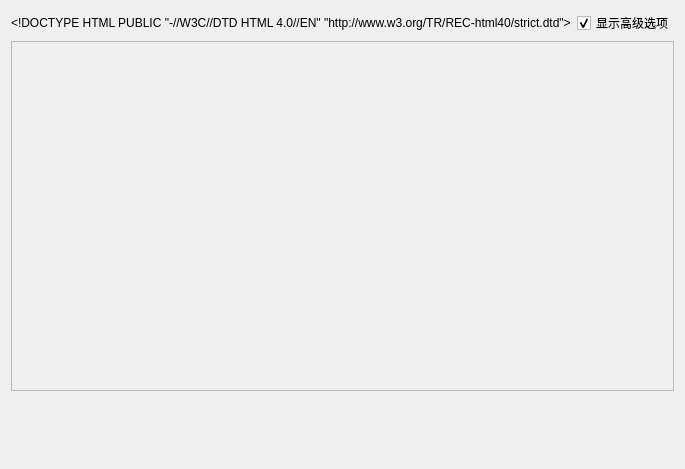
Before: the Qt Designer form miniSlicer/Slicer/Modules/Loadable/Units/Resources/UI/qSlicerUnitsSettingsPanel.ui in jiaqiwang969/Slicer, drawn with Qt 5.
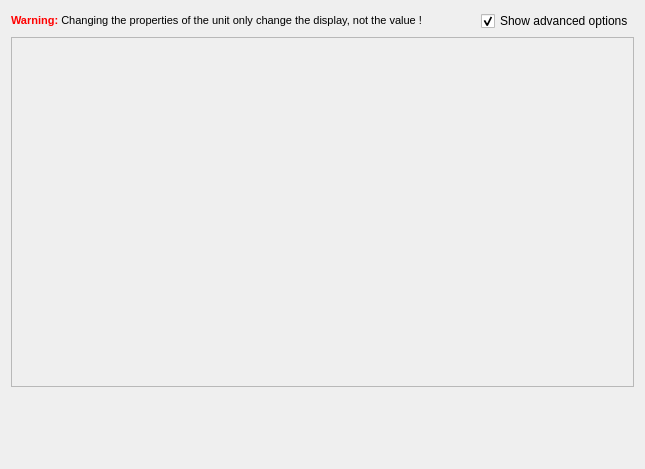
After: the same form once the commit is applied. Custom widgets are drawn as their Qt base class.

What changed in the file:
```diff
--- a/miniSlicer/Slicer/Modules/Loadable/Units/Resources/UI/qSlicerUnitsSettingsPanel.ui
+++ b/miniSlicer/Slicer/Modules/Loadable/Units/Resources/UI/qSlicerUnitsSettingsPanel.ui
@@ -22,7 +22,11 @@
       </sizepolicy>
      </property>
      <property name="text">
-      <string>&amp;lt;!DOCTYPE HTML PUBLIC "-//W3C//DTD HTML 4.0//EN" "http://www.w3.org/TR/REC-html40/strict.dtd"&amp;gt;</string>
+      <string>&lt;!DOCTYPE HTML PUBLIC &quot;-//W3C//DTD HTML 4.0//EN&quot; &quot;http://www.w3.org/TR/REC-html40/strict.dtd&quot;&gt;
+&lt;html&gt;&lt;head&gt;&lt;meta name=&quot;qrichtext&quot; content=&quot;1&quot; /&gt;&lt;style type=&quot;text/css&quot;&gt;
+p, li { white-space: pre-wrap; }
+&lt;/style&gt;&lt;/head&gt;&lt;body style=&quot; font-family:'MS Shell Dlg 2'; font-size:8.25pt; font-weight:400; font-style:normal;&quot;&gt;
+&lt;p style=&quot; margin-top:0px; margin-bottom:0px; margin-left:0px; margin-right:0px; -qt-block-indent:0; text-indent:0px;&quot;&gt;&lt;span style=&quot; font-weight:600; color:#ff0000;&quot;&gt;Warning:&lt;/span&gt; Changing the properties of the unit only change the display, not the value !&lt;/p&gt;&lt;/body&gt;&lt;/html&gt;</string>
      </property>
     </widget>
    </item>
@@ -38,7 +42,7 @@
       <string>显示所有单位的属性。</string>
      </property>
      <property name="text">
-      <string>显示高级选项</string>
+      <string>Show advanced options</string>
      </property>
      <property name="checked">
       <bool>true</bool>
```
Left out of the diff: 10 changed lines with no effect on the pictures.
